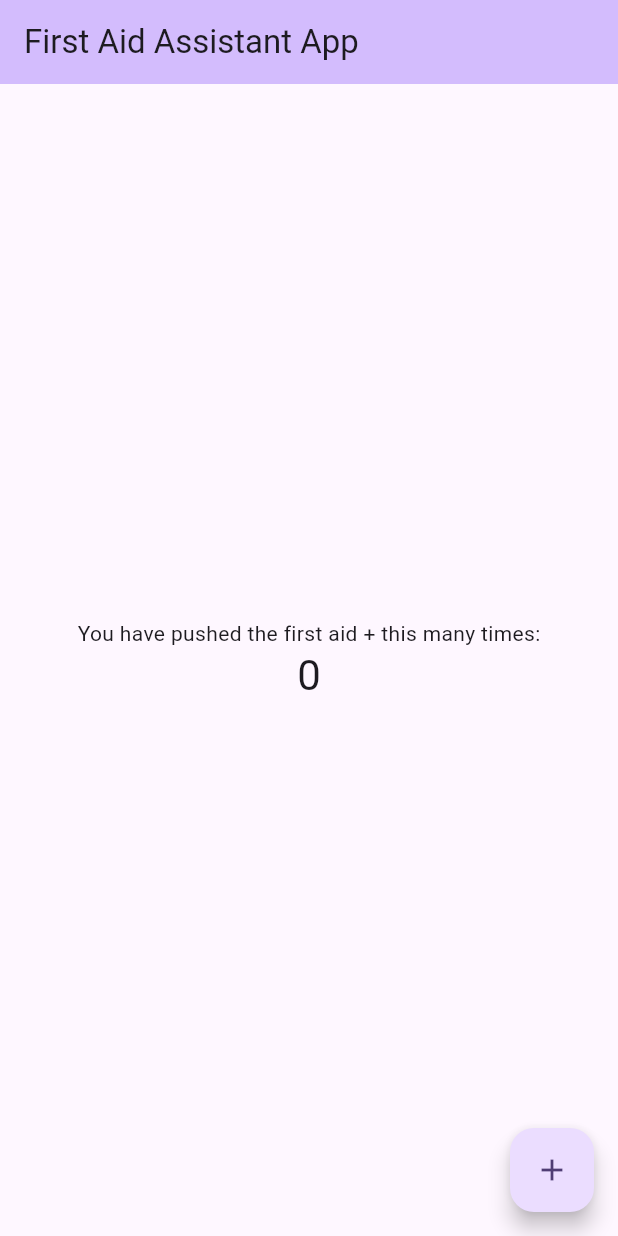
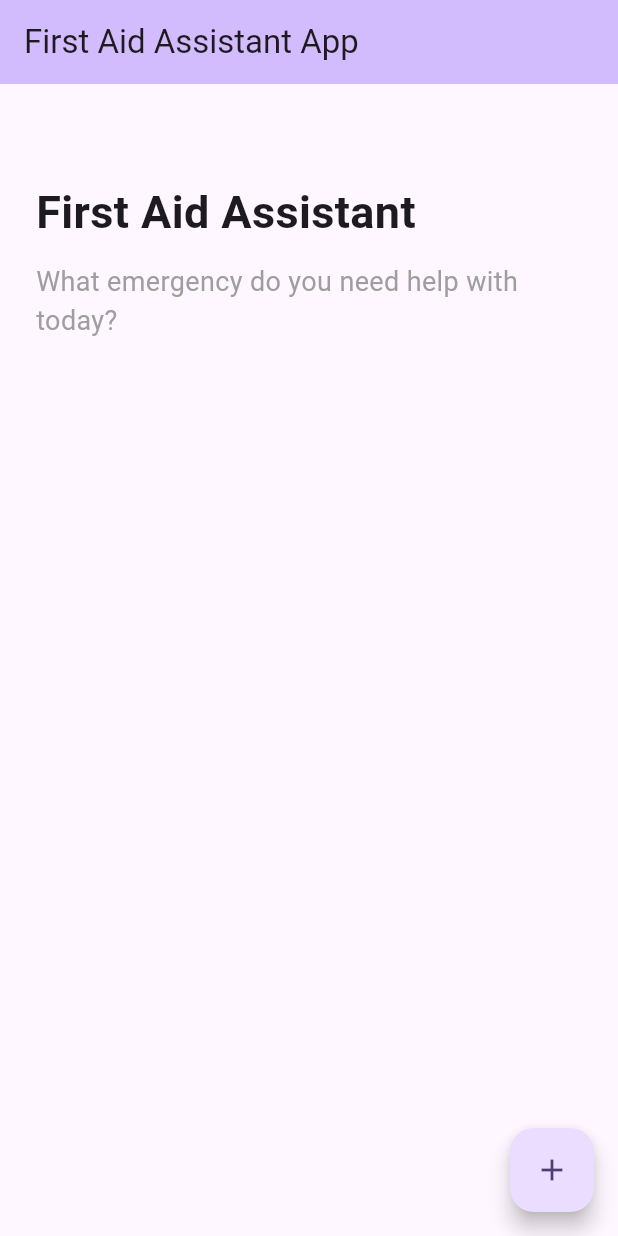
Before and after one commit to ansilamaharjan/kathfest-project, a Flutter app: the screen it shows after launch, on a phone screen of 412 x 824 dp. Run offline on Flutter 3.47's test engine with Material 3 defaults, Android fonts, the phone set to English and light mode, and no system bars.

Commit message:
homepage design first

```diff
--- a/firstaidflutterproject/lib/main.dart
+++ b/firstaidflutterproject/lib/main.dart
@@ -11,6 +11,7 @@ class MyApp extends StatelessWidget {
   @override
   Widget build(BuildContext context) {
     return MaterialApp(
+      debugShowCheckedModeBanner: false,
       title: 'First Aid App',
       theme: ThemeData(
         // This is the theme of your application.
@@ -85,33 +86,30 @@ class _MyHomePageState extends State<MyHomePage> {
         // the App.build method, and use it to set our appbar title.
         title: Text(widget.title),
       ),
-      body: Center(
-        // Center is a layout widget. It takes a single child and positions it
-        // in the middle of the parent.
+      body: Padding(
+        padding: const EdgeInsets.all(24.0),
+
         child: Column(
-          // Column is also a layout widget. It takes a list of children and
-          // arranges them vertically. By default, it sizes itself to fit its
-          // children horizontally, and tries to be as tall as its parent.
-          //
-          // Column has various properties to control how it sizes itself and
-          // how it positions its children. Here we use mainAxisAlignment to
-          // center the children vertically; the main axis here is the vertical
-          // axis because Columns are vertical (the cross axis would be
-          // horizontal).
-          //
-          // TRY THIS: Invoke "debug painting" (choose the "Toggle Debug Paint"
-          // action in the IDE, or press "p" in the console), to see the
-          // wireframe for each widget.
-          mainAxisAlignment: .center,
+          crossAxisAlignment: CrossAxisAlignment.start,
+
           children: [
-            const Text('You have pushed the first aid + this many times:'),
-            Text(
-              '$_counter',
-              style: Theme.of(context).textTheme.headlineMedium,
+            const SizedBox(height: 40),
+
+            const Text(
+              "First Aid Assistant",
+              style: TextStyle(fontSize: 30, fontWeight: FontWeight.bold),
+            ),
+
+            const SizedBox(height: 12),
+
+            const Text(
+              "What emergency do you need help with today?",
+              style: TextStyle(fontSize: 18, color: Colors.grey),
             ),
           ],
         ),
       ),
+
       floatingActionButton: FloatingActionButton(
         onPressed: _incrementCounter,
         tooltip: 'Increment',
--- a/firstaidflutterproject/pubspec.yaml
+++ b/firstaidflutterproject/pubspec.yaml
@@ -34,6 +34,7 @@ dependencies:
   # The following adds the Cupertino Icons font to your application.
   # Use with the CupertinoIcons class for iOS style icons.
   cupertino_icons: ^1.0.8
+  google_fonts: ^6.2.1
 
 dev_dependencies:
   flutter_test:
```
Also changed, not shown: firstaidflutterproject/pubspec.lock, 3 other files.
